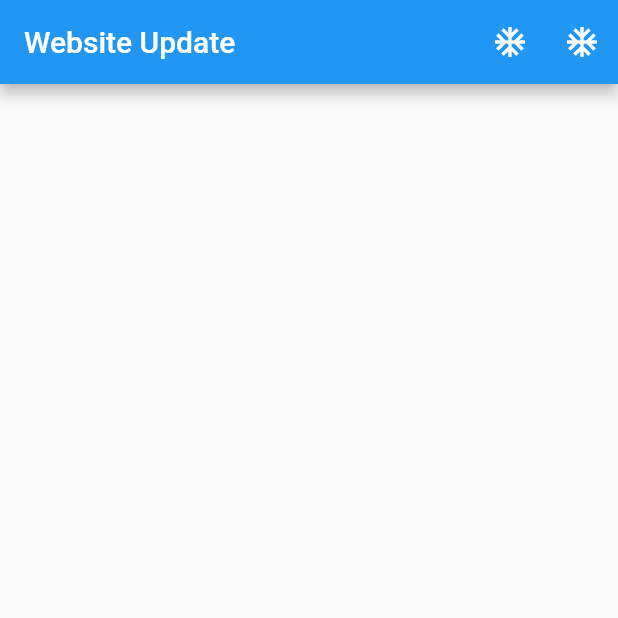
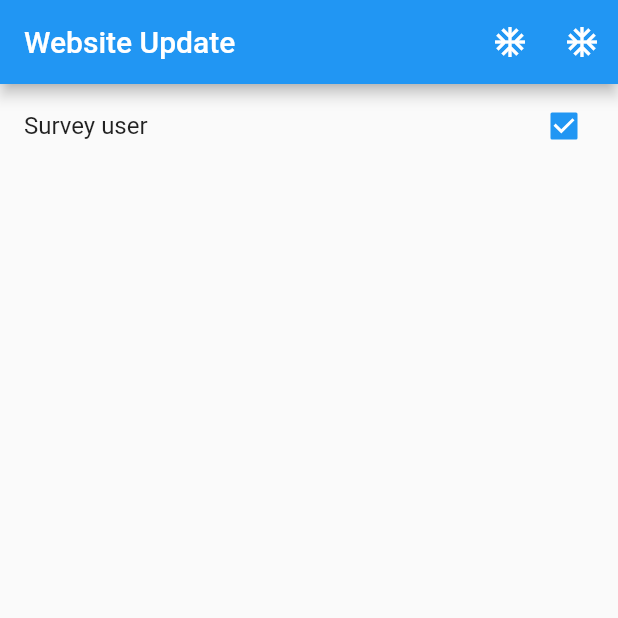
Before and after one commit to Jade-Oliveira/testes_unitarios, a Flutter app: the screen it shows after launch, on a phone screen of 412 x 824 dp, the top half of it. Run offline on Flutter 3.47's test engine with Material 2 defaults, Android fonts, the phone set to English and light mode, and no system bars.

Commit message:
find por key

```diff
--- a/testes_unitarios_flutter/lib/screens/home_page.dart
+++ b/testes_unitarios_flutter/lib/screens/home_page.dart
@@ -19,6 +19,22 @@ class HomePage extends StatelessWidget {
           )
         ],
       ),
+      body: Column(
+        children: [
+          ListView(
+            key: const Key('list-view-copy'),
+            //a propriedade abaixo faz a listView ocupar apenas o espaço que ela realmente precisa na tela
+            shrinkWrap: true,
+            children: [
+              CheckboxListTile(
+                value: true,
+                onChanged: (_) {},
+                title: const Text('Survey user'),
+              ),
+            ],
+          )
+        ],
+      ),
     );
   }
 }
```
Also changed, not shown: 1 other file.
